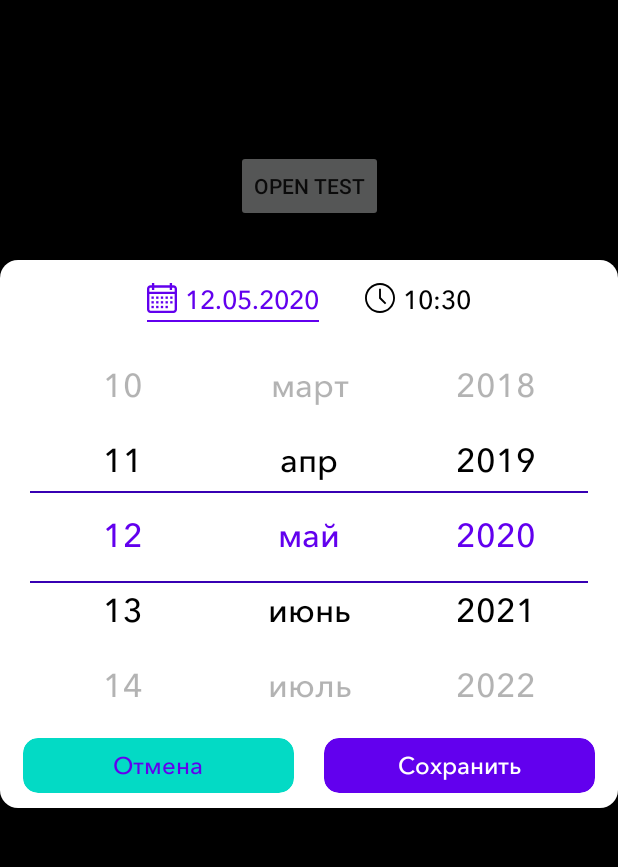
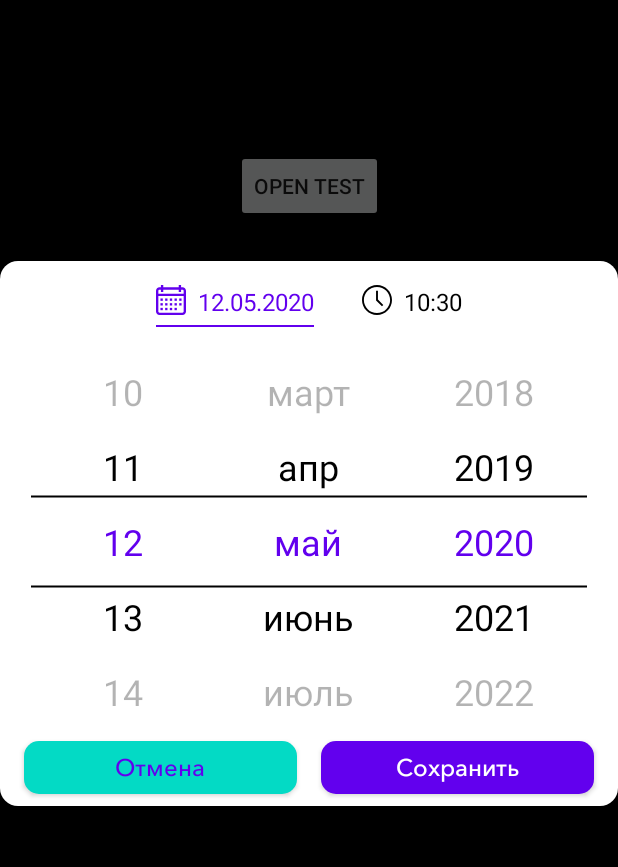
Before and after one commit to e5unknown/DateTimePicker, an Android app: the screen it shows after launch (MainActivity), after a tap on "OPEN TEST", on a phone screen of 412 x 824 dp, the part 84-951 px from its top. Run offline under Robolectric (Android 15) with nearby library versions, the phone set to English and light mode, and no system bars.

Commit message:
мелкие правки layout'ов и полоски в viewPager

```diff
--- a/app/src/main/java/com/dev420/datetimepicker/DateTimePickerDialog.java
+++ b/app/src/main/java/com/dev420/datetimepicker/DateTimePickerDialog.java
@@ -9,6 +9,7 @@ import android.os.Bundle;
 
 import androidx.annotation.NonNull;
 import androidx.annotation.Nullable;
+import androidx.appcompat.widget.AppCompatButton;
 import androidx.cardview.widget.CardView;
 import androidx.fragment.app.DialogFragment;
 import androidx.fragment.app.FragmentPagerAdapter;
@@ -23,10 +24,10 @@ import android.widget.TextView;
 import android.widget.Toast;
 
 import com.dev420.datetimepicker.adapters.PickerViewPagerAdapter;
-import com.dev420.datetimepicker.callbacks.DatePickerCallback;
-import com.dev420.datetimepicker.callbacks.TimePickerCallback;
+import com.dev420.datetimepicker.fragments.DatePickerFragment;
+import com.dev420.datetimepicker.fragments.TimePickerFragment;
 
-public class DateTimePickerDialog extends DialogFragment implements TimePickerCallback, DatePickerCallback {
+public class DateTimePickerDialog extends DialogFragment implements TimePickerFragment.TimePickerCallback, DatePickerFragment.DatePickerCallback {
 
     private LinearLayout llDate;
     private LinearLayout llTime;
@@ -96,8 +97,8 @@ public class DateTimePickerDialog extends DialogFragment implements TimePickerCa
         ivTime = view.findViewById(R.id.ivTime);
         tvDate = view.findViewById(R.id.tvDate);
         tvTime = view.findViewById(R.id.tvTime);
-        CardView buttonCancel = view.findViewById(R.id.buttonCancel);
-        CardView buttonSave = view.findViewById(R.id.buttonSave);
+        AppCompatButton buttonCancel = view.findViewById(R.id.buttonCancel);
+        AppCompatButton buttonSave = view.findViewById(R.id.buttonSave);
         llDate.setOnClickListener(new View.OnClickListener() {
             @Override
             public void onClick(View view) {
--- a/app/src/main/java/com/dev420/datetimepicker/adapters/PickerAdapter.java
+++ b/app/src/main/java/com/dev420/datetimepicker/adapters/PickerAdapter.java
@@ -20,10 +20,6 @@ public class PickerAdapter extends RecyclerView.Adapter<PickerAdapter.PickerView
 
     public PickerAdapter() {
         this.data = new ArrayList<>();
-    }
-
-    public ArrayList<String> getData() {
-        return data;
     }
 
     public interface OnPickerClickListener{
@@ -61,6 +57,10 @@ public class PickerAdapter extends RecyclerView.Adapter<PickerAdapter.PickerView
             holder.tvDateOrTimeItem.setAlpha(1f);
             holder.tvDateOrTimeItem.setTextColor(holder.itemView.getResources().getColor(R.color.colorPrimary));
         }
+        if (position == firstVisible - 1 || position == firstVisible + 5) {
+            holder.tvDateOrTimeItem.setAlpha(0.1f);
+            holder.tvDateOrTimeItem.setTextColor(holder.itemView.getResources().getColor(R.color.colorPrimary));
+        }
     }
 
     @Override
--- a/app/src/main/java/com/dev420/datetimepicker/adapters/PickerViewPagerAdapter.java
+++ b/app/src/main/java/com/dev420/datetimepicker/adapters/PickerViewPagerAdapter.java
@@ -1,6 +1,5 @@
 package com.dev420.datetimepicker.adapters;
 
-import android.content.Context;
 import android.media.SoundPool;
 
 import androidx.annotation.NonNull;
@@ -8,9 +7,8 @@ import androidx.fragment.app.Fragment;
 import androidx.fragment.app.FragmentManager;
 import androidx.fragment.app.FragmentPagerAdapter;
 
-import com.dev420.datetimepicker.DatePickerFragment;
-import com.dev420.datetimepicker.DateTimePickerDialog;
-import com.dev420.datetimepicker.TimePickerFragment;
+import com.dev420.datetimepicker.fragments.DatePickerFragment;
+import com.dev420.datetimepicker.fragments.TimePickerFragment;
 
 public class PickerViewPagerAdapter extends FragmentPagerAdapter {
 
--- a/app/src/main/java/com/dev420/datetimepicker/callbacks/DatePickerCallback.java
+++ /dev/null
@@ -1,5 +0,0 @@
-package com.dev420.datetimepicker.callbacks;
-
-public interface DatePickerCallback {
-    public void updateDateFromPicker(String dateDDMMYYYY);
-}
--- a/app/src/main/java/com/dev420/datetimepicker/callbacks/TimePickerCallback.java
+++ /dev/null
@@ -1,5 +0,0 @@
-package com.dev420.datetimepicker.callbacks;
-
-public interface TimePickerCallback {
-    public void updateTimeFromPicker(String timeHHMM);
-}
--- a/app/src/main/java/com/dev420/datetimepicker/DatePickerFragment.java
+++ b/app/src/main/java/com/dev420/datetimepicker/fragments/DatePickerFragment.java
@@ -1,4 +1,4 @@
-package com.dev420.datetimepicker;
+package com.dev420.datetimepicker.fragments;
 
 import android.content.Context;
 import android.media.SoundPool;
@@ -18,8 +18,8 @@ import android.view.LayoutInflater;
 import android.view.View;
 import android.view.ViewGroup;
 
+import com.dev420.datetimepicker.R;
 import com.dev420.datetimepicker.adapters.PickerAdapter;
-import com.dev420.datetimepicker.callbacks.DatePickerCallback;
 
 import java.util.ArrayList;
 import java.util.Arrays;
@@ -53,6 +53,10 @@ public class DatePickerFragment extends Fragment {
 
     public DatePickerFragment(SoundPool soundPool) {
         this.soundPool = soundPool;
+    }
+
+    public interface DatePickerCallback {
+        public void updateDateFromPicker(String dateDDMMYYYY);
     }
 
     @Override
--- a/app/src/main/java/com/dev420/datetimepicker/TimePickerFragment.java
+++ b/app/src/main/java/com/dev420/datetimepicker/fragments/TimePickerFragment.java
@@ -1,4 +1,4 @@
-package com.dev420.datetimepicker;
+package com.dev420.datetimepicker.fragments;
 
 import android.content.Context;
 import android.media.SoundPool;
@@ -18,8 +18,8 @@ import android.view.LayoutInflater;
 import android.view.View;
 import android.view.ViewGroup;
 
+import com.dev420.datetimepicker.R;
 import com.dev420.datetimepicker.adapters.PickerAdapter;
-import com.dev420.datetimepicker.callbacks.TimePickerCallback;
 
 import java.util.ArrayList;
 import java.util.Arrays;
@@ -58,6 +58,11 @@ public class TimePickerFragment extends Fragment {
         this.minuteStep = minuteStep;
         this.soundPool = soundPool;
     }
+
+    public interface TimePickerCallback {
+        public void updateTimeFromPicker(String timeHHMM);
+    }
+
 
     @Override
     public View onCreateView(LayoutInflater inflater, ViewGroup container,
--- /dev/null
+++ b/app/src/main/res/drawable/button_cancel_accent.xml
@@ -0,0 +1,7 @@
+<?xml version="1.0" encoding="utf-8"?>
+<shape xmlns:android="http://schemas.android.com/apk/res/android"
+    android:shape="rectangle">
+    <solid android:color="@color/colorAccent"/>
+    <corners android:radius="10dp"/>
+
+</shape>
--- /dev/null
+++ b/app/src/main/res/drawable/button_save_primary.xml
@@ -0,0 +1,7 @@
+<?xml version="1.0" encoding="utf-8"?>
+<shape xmlns:android="http://schemas.android.com/apk/res/android"
+    android:shape="rectangle">
+    <solid android:color="@color/colorPrimary"/>
+    <corners android:radius="10dp"/>
+
+</shape>
--- /dev/null
+++ b/app/src/main/res/drawable/pager_bg.xml
@@ -0,0 +1,18 @@
+<?xml version="1.0" encoding="utf-8"?>
+<layer-list xmlns:android="http://schemas.android.com/apk/res/android">
+    <item android:top="-60dp"
+        android:left="20dp"
+        android:right="20dp">
+        <shape android:shape="line">
+            <stroke android:width="1dp" />
+
+        </shape>
+    </item>
+    <item android:top="60dp"
+        android:left="20dp"
+        android:right="20dp">
+        <shape android:shape="line">
+            <stroke android:width="1dp" />
+        </shape>
+    </item>
+</layer-list>
--- a/app/src/main/res/layout/date_time_item.xml
+++ b/app/src/main/res/layout/date_time_item.xml
@@ -1,17 +1,8 @@
 <?xml version="1.0" encoding="utf-8"?>
-<LinearLayout
-    xmlns:android="http://schemas.android.com/apk/res/android"
-    android:layout_width="85dp"
-    android:layout_height="50dp">
-
-    <TextView
-        android:id="@+id/tvDateOrTimeItem"
-        android:layout_width="match_parent"
-        android:layout_height="match_parent"
-        android:gravity="center"
-        android:fontFamily="@font/avenir_next_medium"
-        android:textAlignment="center"
-        android:textColor="@color/textColorPrimary"
-        android:textSize="22sp" />
-
-</LinearLayout>
+<TextView xmlns:android="http://schemas.android.com/apk/res/android"
+    android:id="@+id/tvDateOrTimeItem"
+    android:layout_width="match_parent"
+    android:layout_height="@dimen/picker_cell"
+    android:gravity="center"
+    android:textAlignment="center"
+    android:textSize="@dimen/text_size_xlarge" />
--- a/app/src/main/res/layout/fragment_date_picker.xml
+++ b/app/src/main/res/layout/fragment_date_picker.xml
@@ -1,39 +1,29 @@
 <?xml version="1.0" encoding="utf-8"?>
-<androidx.constraintlayout.widget.ConstraintLayout xmlns:android="http://schemas.android.com/apk/res/android"
+<LinearLayout xmlns:android="http://schemas.android.com/apk/res/android"
 xmlns:tools="http://schemas.android.com/tools"
-    xmlns:app="http://schemas.android.com/apk/res-auto"
 android:layout_width="match_parent"
-    android:layout_height="wrap_content"
-    tools:context=".DatePickerFragment">
+android:layout_height="@dimen/picker_recycler_height"
+tools:context=".fragments.DatePickerFragment">
 
 <androidx.recyclerview.widget.RecyclerView
     android:id="@+id/rvDay"
-        android:layout_width="85dp"
-        android:layout_height="250dp"
-        android:overScrollMode="never"
-        app:layout_constraintEnd_toStartOf="@id/rvMonth"
-        app:layout_constraintStart_toStartOf="parent"
-        app:layout_constraintTop_toTopOf="parent"
-        app:layout_constraintBottom_toBottomOf="parent"/>
+    android:layout_width="0dp"
+    android:layout_height="match_parent"
+    android:layout_weight="2"
+    android:overScrollMode="never" />
 
 <androidx.recyclerview.widget.RecyclerView
     android:id="@+id/rvMonth"
-        android:layout_width="85dp"
-        android:layout_height="250dp"
-        android:overScrollMode="never"
-        app:layout_constraintEnd_toStartOf="@id/rvYear"
-        app:layout_constraintStart_toEndOf="@id/rvDay"
-        app:layout_constraintTop_toTopOf="parent"
-        app:layout_constraintBottom_toBottomOf="parent"  />
+    android:layout_width="0dp"
+    android:layout_height="match_parent"
+    android:layout_weight="1"
+    android:overScrollMode="never" />
 
 <androidx.recyclerview.widget.RecyclerView
     android:id="@+id/rvYear"
-        android:layout_width="85dp"
-        android:layout_height="250dp"
-        android:overScrollMode="never"
-        app:layout_constraintEnd_toEndOf="parent"
-        app:layout_constraintStart_toEndOf="@id/rvMonth"
-        app:layout_constraintTop_toTopOf="parent"
-        app:layout_constraintBottom_toBottomOf="parent"  />
+    android:layout_width="0dp"
+    android:layout_height="match_parent"
+    android:layout_weight="2"
+    android:overScrollMode="never" />
 
-</androidx.constraintlayout.widget.ConstraintLayout>
+</LinearLayout>
--- a/app/src/main/res/layout/fragment_date_time_picker_dialog.xml
+++ b/app/src/main/res/layout/fragment_date_time_picker_dialog.xml
@@ -1,16 +1,11 @@
 <?xml version="1.0" encoding="utf-8"?>
-<RelativeLayout xmlns:android="http://schemas.android.com/apk/res/android"
+<LinearLayout xmlns:android="http://schemas.android.com/apk/res/android"
     xmlns:app="http://schemas.android.com/apk/res-auto"
     xmlns:tools="http://schemas.android.com/tools"
     android:layout_width="match_parent"
     android:layout_height="wrap_content"
-    android:layout_margin="15dp"
+    android:layout_margin="@dimen/text_size_large"
     android:background="@drawable/dialog_background"
-    android:orientation="vertical">
-
-    <LinearLayout
-        android:layout_width="match_parent"
-        android:layout_height="wrap_content"
     android:orientation="vertical">
 
     <LinearLayout
@@ -24,14 +19,14 @@
             android:id="@+id/llDate"
             android:layout_width="wrap_content"
             android:layout_height="wrap_content"
-                android:layout_margin="15dp"
+            android:layout_margin="@dimen/margin_padding_size_medium"
             android:background="@drawable/bottom_border"
             android:orientation="horizontal">
 
             <ImageView
                 android:id="@+id/ivDate"
-                    android:layout_width="20dp"
-                    android:layout_height="20dp"
+                android:layout_width="@dimen/icon_small"
+                android:layout_height="@dimen/icon_small"
                 android:src="@drawable/ic_calendar"
                 android:tint="@color/colorPrimary" />
 
@@ -39,13 +34,12 @@
                 android:id="@+id/tvDate"
                 android:layout_width="wrap_content"
                 android:layout_height="wrap_content"
-                    android:layout_marginStart="5dp"
-                    android:fontFamily="@font/avenir_next_medium"
+                android:layout_marginStart="@dimen/margin_padding_size_small"
                 android:gravity="center_vertical"
-                    android:paddingBottom="6dp"
+                android:paddingBottom="@dimen/margin_padding_size_small"
                 android:text="@string/placeholder_date"
                 android:textColor="@color/colorPrimary"
-                    android:textSize="17sp" />
+                android:textSize="@dimen/text_size_medium" />
 
         </LinearLayout>
 
@@ -53,109 +47,62 @@
             android:id="@+id/llTime"
             android:layout_width="wrap_content"
             android:layout_height="wrap_content"
-                android:layout_margin="15dp"
+            android:layout_margin="@dimen/margin_padding_size_medium"
             android:orientation="horizontal">
 
             <ImageView
                 android:id="@+id/ivTime"
-                    android:layout_width="20dp"
-                    android:layout_height="20dp"
+                android:layout_width="@dimen/icon_small"
+                android:layout_height="@dimen/icon_small"
                 android:src="@drawable/ic_clock" />
 
             <TextView
                 android:id="@+id/tvTime"
                 android:layout_width="wrap_content"
                 android:layout_height="wrap_content"
-                    android:layout_marginStart="5dp"
-                    android:fontFamily="@font/avenir_next_medium"
+                android:layout_marginStart="@dimen/margin_padding_size_small"
                 android:gravity="center_vertical"
-                    android:paddingBottom="6dp"
+                android:paddingBottom="@dimen/margin_padding_size_small"
                 android:text="@string/placeholder_time"
                 android:textColor="@color/textColorPrimary"
-                    android:textSize="17sp" />
+                android:textSize="@dimen/text_size_medium" />
+
+        </LinearLayout>
+    </LinearLayout>
+
+    <androidx.viewpager.widget.ViewPager
+        android:id="@+id/viewPagerDateTimePicker"
+        android:layout_width="match_parent"
+        android:layout_height="@dimen/picker_recycler_height"
+        android:background="@drawable/pager_bg"
+        android:overScrollMode="never" />
+
+    <LinearLayout
+        android:layout_width="match_parent"
+        android:layout_height="wrap_content"
+        android:layout_marginStart="@dimen/margin_padding_size_small"
+        android:layout_marginEnd="@dimen/margin_padding_size_small">
+
+        <androidx.appcompat.widget.AppCompatButton
+            android:id="@+id/buttonCancel"
+            android:layout_width="0dp"
+            android:layout_height="@dimen/dialog_button_height"
+            android:layout_margin="@dimen/margin_padding_size_small"
+            android:layout_weight="1"
+            android:background="@drawable/button_cancel_accent"
+            android:text="@string/button_cancel"
+            android:textAppearance="@style/AlertDialog.AppCompat.Button.Cancel" />
+
+        <androidx.appcompat.widget.AppCompatButton
+            android:id="@+id/buttonSave"
+            android:layout_width="0dp"
+            android:layout_height="@dimen/dialog_button_height"
+            android:layout_margin="@dimen/margin_padding_size_small"
+            android:layout_weight="1"
+            android:background="@drawable/button_save_primary"
+            android:text="@string/button_save"
+            android:textAppearance="@style/AlertDialog.AppCompat.Button.Save" />
 
     </LinearLayout>
 
 </LinearLayout>
-
-        <FrameLayout
-            android:layout_width="match_parent"
-            android:layout_height="wrap_content">
-
-            <View
-                android:layout_width="match_parent"
-                android:layout_height="1dp"
-                android:layout_marginStart="20dp"
-                android:layout_marginTop="95dp"
-                android:layout_marginEnd="20dp"
-                android:background="@color/colorPrimaryDark" />
-
-            <View
-                android:layout_width="match_parent"
-                android:layout_height="1dp"
-                android:layout_marginStart="20dp"
-                android:layout_marginTop="155dp"
-                android:layout_marginEnd="20dp"
-                android:background="@color/colorPrimaryDark" />
-
-            <androidx.viewpager.widget.ViewPager
-                android:id="@+id/viewPagerDateTimePicker"
-                android:layout_width="match_parent"
-                android:layout_height="250dp"
-                android:overScrollMode="never"/>
-        </FrameLayout>
-
-        <LinearLayout
-            android:layout_width="match_parent"
-            android:layout_height="wrap_content"
-            android:layout_marginStart="5dp"
-            android:layout_marginEnd="5dp">
-
-            <androidx.cardview.widget.CardView
-                android:id="@+id/buttonCancel"
-                android:layout_width="0dp"
-                android:layout_height="wrap_content"
-                android:layout_margin="10dp"
-                android:layout_weight="1"
-                app:cardBackgroundColor="@color/colorAccent"
-                app:cardCornerRadius="10dp"
-                app:cardElevation="0dp">
-
-                <TextView
-                    android:layout_width="match_parent"
-                    android:layout_height="wrap_content"
-                    android:layout_marginTop="8dp"
-                    android:layout_marginBottom="8dp"
-                    android:fontFamily="@font/avenir_next_medium"
-                    android:gravity="center"
-                    android:text="@string/button_cancel"
-                    android:textColor="@color/colorPrimary"
-                    android:textSize="16sp" />
-            </androidx.cardview.widget.CardView>
-
-            <androidx.cardview.widget.CardView
-                android:id="@+id/buttonSave"
-                android:layout_width="0dp"
-                android:layout_height="wrap_content"
-                android:layout_margin="10dp"
-                android:layout_weight="1"
-                app:cardBackgroundColor="@color/colorPrimary"
-                app:cardCornerRadius="10dp"
-                app:cardElevation="0dp">
-
-                <TextView
-                    android:layout_width="match_parent"
-                    android:layout_height="wrap_content"
-                    android:layout_marginTop="8dp"
-                    android:layout_marginBottom="8dp"
-                    android:fontFamily="@font/avenir_next_medium"
-                    android:gravity="center"
-                    android:text="@string/button_save"
-                    android:textColor="@color/white"
-                    android:textSize="16sp" />
-            </androidx.cardview.widget.CardView>
-
-        </LinearLayout>
-
-    </LinearLayout>
-</RelativeLayout>
--- a/app/src/main/res/layout/fragment_time_picker.xml
+++ b/app/src/main/res/layout/fragment_time_picker.xml
@@ -1,32 +1,22 @@
 <?xml version="1.0" encoding="utf-8"?>
-<androidx.constraintlayout.widget.ConstraintLayout xmlns:android="http://schemas.android.com/apk/res/android"
+<LinearLayout xmlns:android="http://schemas.android.com/apk/res/android"
     xmlns:tools="http://schemas.android.com/tools"
-    xmlns:app="http://schemas.android.com/apk/res-auto"
     android:layout_width="match_parent"
-    android:layout_height="wrap_content"
-    tools:context=".TimePickerFragment">
-
+    android:layout_height="@dimen/picker_recycler_height"
+    tools:context=".fragments.TimePickerFragment">
 
     <androidx.recyclerview.widget.RecyclerView
         android:id="@+id/rvHour"
-        android:layout_width="85dp"
-        android:layout_height="250dp"
-        android:overScrollMode="never"
-        app:layout_constraintEnd_toStartOf="@id/rvMinute"
-        app:layout_constraintStart_toStartOf="parent"
-        app:layout_constraintTop_toTopOf="parent"
-        app:layout_constraintBottom_toBottomOf="parent" />
+        android:layout_width="0dp"
+        android:layout_height="match_parent"
+        android:layout_weight="1"
+        android:overScrollMode="never" />
 
     <androidx.recyclerview.widget.RecyclerView
         android:id="@+id/rvMinute"
-        android:layout_width="85dp"
-        android:layout_height="250dp"
-        android:overScrollMode="never"
-        app:layout_constraintEnd_toEndOf="parent"
-        app:layout_constraintStart_toEndOf="@id/rvHour"
-        app:layout_constraintTop_toTopOf="parent"
-        app:layout_constraintBottom_toBottomOf="parent" />
+        android:layout_width="0dp"
+        android:layout_height="match_parent"
+        android:layout_weight="1"
+        android:overScrollMode="never" />
 
-
-
-</androidx.constraintlayout.widget.ConstraintLayout>
+</LinearLayout>
--- /dev/null
+++ b/app/src/main/res/values/dimen.xml
@@ -0,0 +1,19 @@
+<?xml version="1.0" encoding="utf-8"?>
+<resources>
+    <dimen name="picker_recycler_height">250dp</dimen>
+    <dimen name="picker_cell">50dp</dimen>
+
+    <dimen name="margin_padding_size_small">8dp</dimen>
+    <dimen name="margin_padding_size_medium">16dp</dimen>
+    <dimen name="margin_padding_size_large">24dp</dimen>
+
+    <dimen name="icon_small">20dp</dimen>
+
+    <dimen name="dialog_button_height">35dp</dimen>
+
+    <dimen name="text_size_small">14sp</dimen>
+    <dimen name="text_size_medium">16sp</dimen>
+    <dimen name="text_size_large">20sp</dimen>
+    <dimen name="text_size_xlarge">24sp</dimen>
+
+</resources>
--- a/app/src/main/res/values/styles.xml
+++ b/app/src/main/res/values/styles.xml
@@ -8,4 +8,16 @@
         <item name="colorAccent">@color/colorAccent</item>
     </style>
 
+    <style name="AlertDialog.AppCompat.Button.Save" parent="Base.TextAppearance.AppCompat">
+        <item name="android:textColor">@color/white</item>
+        <item name="android:textSize">@dimen/text_size_medium</item>
+        <item name="fontFamily">@font/avenir_next_medium</item>
+    </style>
+
+    <style name="AlertDialog.AppCompat.Button.Cancel" parent="Base.TextAppearance.AppCompat">
+        <item name="android:textColor">@color/colorPrimary</item>
+        <item name="android:textSize">@dimen/text_size_medium</item>
+        <item name="fontFamily">@font/avenir_next_medium</item>
+    </style>
+
 </resources>
```
Lines whose indentation alone changed are shown as unchanged.
